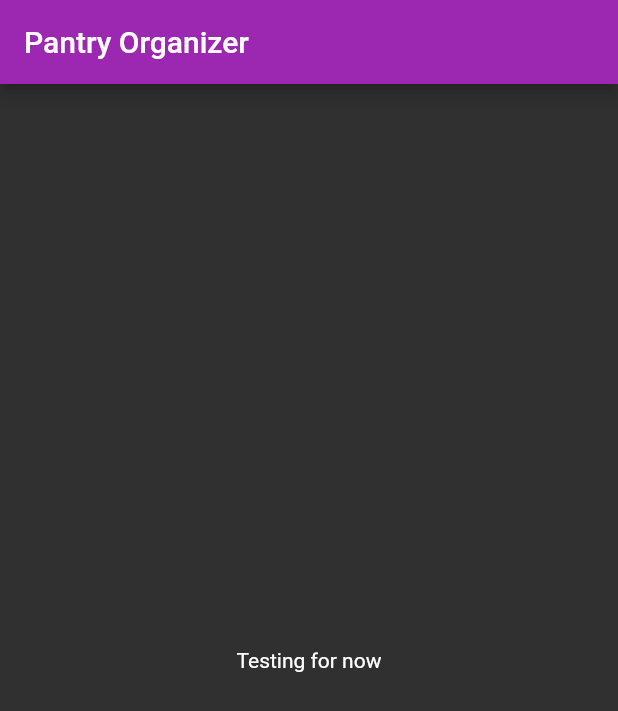
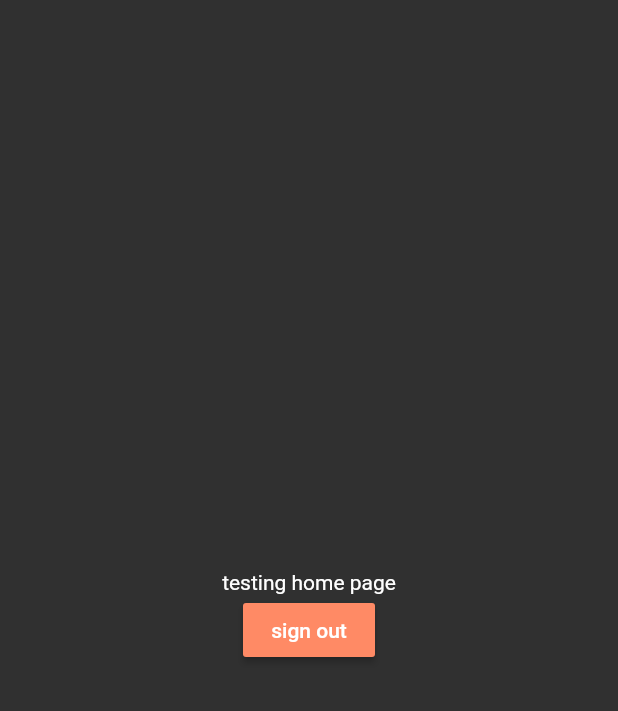
Before and after one commit to Masterman64/SoftwareEngineeringGroupProject, a Flutter app: the screen it shows after launch, on a phone screen of 412 x 824 dp. Shown: the top 711 px of the screen. Run offline on Flutter 3.47's test engine with Material 2 defaults, Android fonts, the phone set to English and light mode, and no system bars; our stand-ins replace firebase_auth, firebase_core, google_fonts, sign_in_with_apple; accounts and stored records are empty.

Commit message:
added sign in page, the home page, firebase, starter UI

```diff
--- /dev/null
+++ b/pantry_organizer/lib/homeLanding.dart
@@ -0,0 +1,37 @@
+// ignore_for_file: prefer_const_constructors, prefer_interpolation_to_compose_strings, avoid_print, prefer_const_literals_to_create_immutables, library_private_types_in_public_api
+
+import 'package:firebase_auth/firebase_auth.dart';
+import 'package:flutter/material.dart';
+import 'package:flutter/src/widgets/container.dart';
+import 'package:flutter/src/widgets/framework.dart';
+
+class HomeLanding extends StatefulWidget {
+  const HomeLanding({Key? key}) : super(key: key);
+
+  @override
+  State<HomeLanding> createState() => _HomeLandingState();
+}
+
+class _HomeLandingState extends State<HomeLanding> {
+  @override
+  Widget build(BuildContext context) {
+    return Scaffold(
+      body: Center(
+        child: Column(
+          mainAxisAlignment: MainAxisAlignment.center,
+          children: [
+            Text('testing home page'),
+            MaterialButton(
+              onPressed: () {
+                FirebaseAuth.instance.signOut();
+              },
+              color: Colors.deepOrange[300],
+              child:
+              Text('sign out'),
+            )
+          ],
+        ),
+      ),
+    );
+  }
+}
--- a/pantry_organizer/lib/main.dart
+++ b/pantry_organizer/lib/main.dart
@@ -1,20 +1,37 @@
 // ignore_for_file: prefer_const_constructors
 import 'package:flutter/material.dart';
+import 'loginLanding.dart';
+import 'homeLanding.dart';
+import 'package:firebase_core/firebase_core.dart';
 
-void main() => runApp(MainApp());
+void main() async {
+  WidgetsFlutterBinding.ensureInitialized();
+  await Firebase.initializeApp(
+    options: FirebaseOptions(
+      apiKey: "AIzaSyBxFUAqvcEzQNovauSwd8Eabtc1m3tUljo",
+      authDomain: "seproject-group10-f7a99.firebaseapp.com",
+      projectId: "seproject-group10-f7a99",
+      storageBucket: "seproject-group10-f7a99.appspot.com",
+      messagingSenderId: "303276218464",
+      appId: "1:303276218464:web:a483f2c98dee8a10e9cb05",
+      measurementId: "G-KRWRVP2ZG9"
+    )
+  );
 
-class MainApp extends StatelessWidget{
+  runApp(const MainApp());
+}
+
+class MainApp extends StatelessWidget {
+  const MainApp({Key? key}) : super(key: key);
+
   @override
-  Widget build(BuildContext context){
+  Widget build(BuildContext context) {
     return MaterialApp(
-      theme: ThemeData.dark().copyWith(
-        colorScheme: ColorScheme.light().copyWith(primary: Colors.purple), // easily the best line of code out of this whole damn thing 😎
-      ),
-      home: Scaffold(
-        appBar: AppBar(title: Text('Pantry Organizer')),
-        body: Center(
-          child: Text('Testing for now')
-        )
-      ));
+        theme: ThemeData.dark().copyWith(
+          colorScheme: ColorScheme.light().copyWith(
+            primary: Colors.purple), // easily the best line of code out of this whole damn thing 😎
+        ),
+        home: HomeLanding(),
+    );
   }
 }
--- a/pantry_organizer/pubspec.yaml
+++ b/pantry_organizer/pubspec.yaml
@@ -36,6 +36,10 @@ dependencies:
   # The following adds the Cupertino Icons font to your application.
   # Use with the CupertinoIcons class for iOS style icons.
   cupertino_icons: ^1.0.2
+  google_fonts:
+  sign_in_with_apple:
+  firebase_auth: ^4.0.2
+  firebase_core: ^2.1.0
 
 dev_dependencies:
   flutter_test:
```
Also changed, not shown: pantry_organizer/lib/loginLanding.dart (added, +159 -0 lines), pantry_organizer/lib/mainPage.dart (added, +24 -0 lines), pantry_organizer/pubspec.lock, 5 other files.
